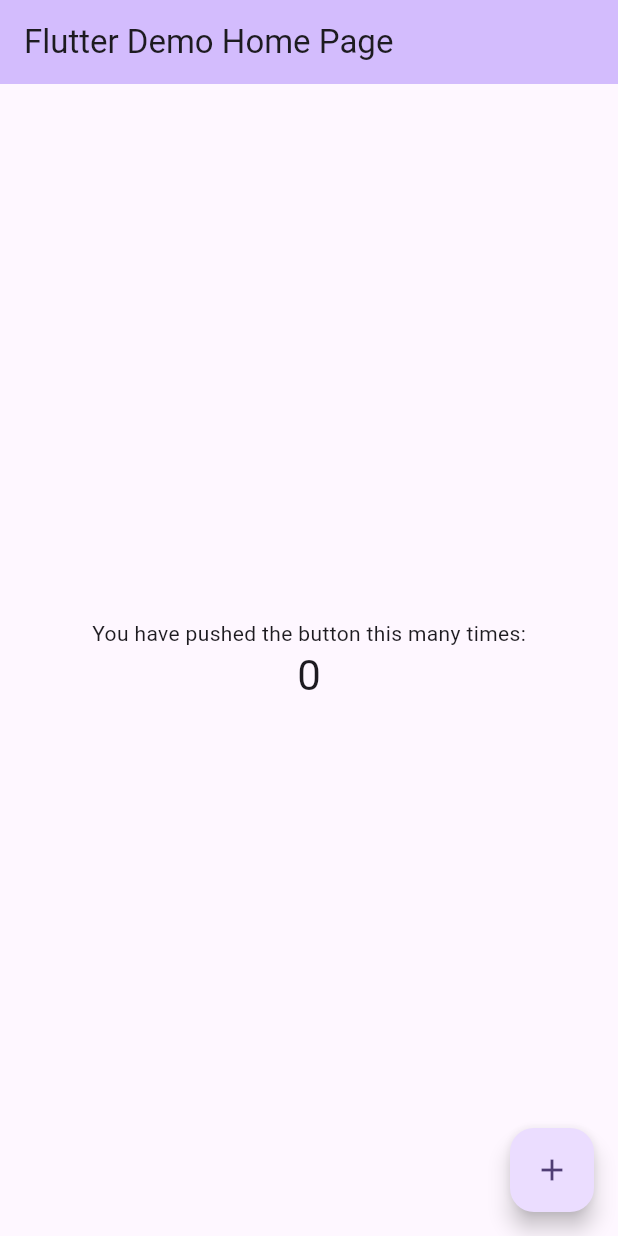
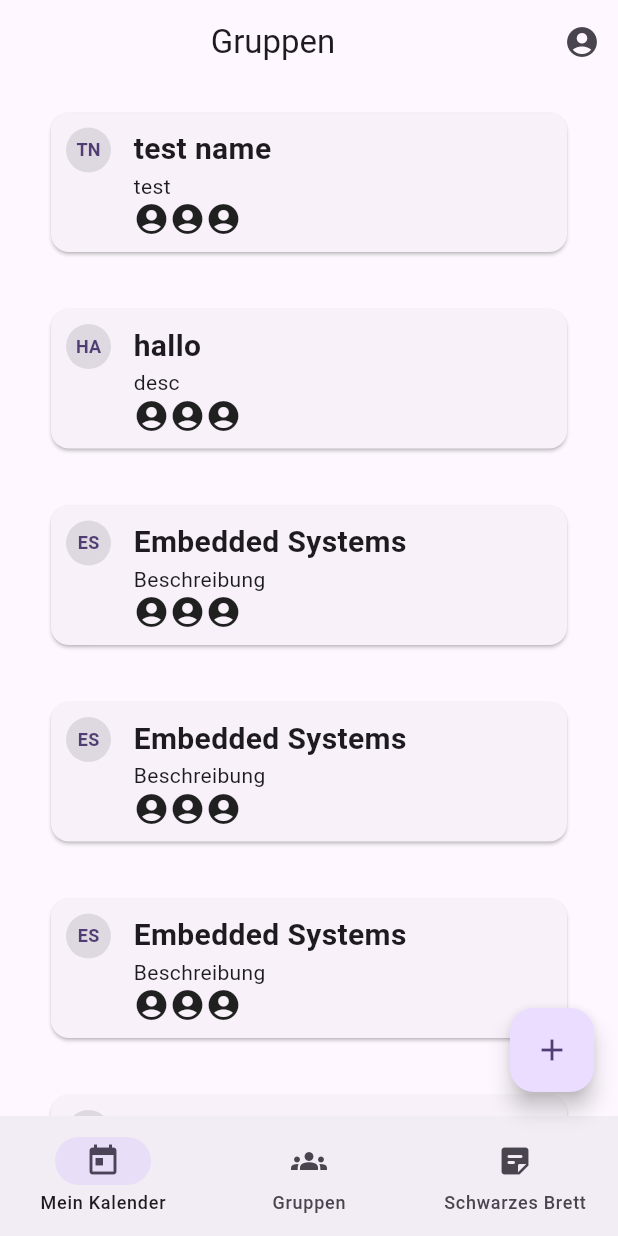
Before and after one commit to bafto/Konstudy, a Flutter app: the screen it shows after launch, on a phone screen of 412 x 824 dp. Run offline on Flutter 3.47's test engine with Material 3 defaults, Android fonts, the phone set to English and light mode, and no system bars.

Commit message:
First draft of group view

```diff
--- a/lib/main.dart
+++ b/lib/main.dart
@@ -1,4 +1,5 @@
 import 'package:flutter/material.dart';
+import 'package:konstudy/pages/GroupOverview.dart';
 
 void main() {
   runApp(const Konstudy());
@@ -30,93 +31,7 @@
         // tested with just a hot reload.
         colorScheme: ColorScheme.fromSeed(seedColor: Colors.deepPurple),
       ),
-      home: const MyHomePage(title: 'Flutter Demo Home Page'),
+      home: const GroupOverview(),
     );
   }
 }
-
-class MyHomePage extends StatefulWidget {
-  const MyHomePage({super.key, required this.title});
-
-  // This widget is the home page of your application. It is stateful, meaning
-  // that it has a State object (defined below) that contains fields that affect
-  // how it looks.
-
-  // This class is the configuration for the state. It holds the values (in this
-  // case the title) provided by the parent (in this case the App widget) and
-  // used by the build method of the State. Fields in a Widget subclass are
-  // always marked "final".
-
-  final String title;
-
-  @override
-  State<MyHomePage> createState() => _MyHomePageState();
-}
-
-class _MyHomePageState extends State<MyHomePage> {
-  int _counter = 0;
-
-  void _incrementCounter() {
-    setState(() {
-      // This call to setState tells the Flutter framework that something has
-      // changed in this State, which causes it to rerun the build method below
-      // so that the display can reflect the updated values. If we changed
-      // _counter without calling setState(), then the build method would not be
-      // called again, and so nothing would appear to happen.
-      _counter++;
-    });
-  }
-
-  @override
-  Widget build(BuildContext context) {
-    // This method is rerun every time setState is called, for instance as done
-    // by the _incrementCounter method above.
-    //
-    // The Flutter framework has been optimized to make rerunning build methods
-    // fast, so that you can just rebuild anything that needs updating rather
-    // than having to individually change instances of widgets.
-    return Scaffold(
-      appBar: AppBar(
-        // TRY THIS: Try changing the color here to a specific color (to
-        // Colors.amber, perhaps?) and trigger a hot reload to see the AppBar
-        // change color while the other colors stay the same.
-        backgroundColor: Theme.of(context).colorScheme.inversePrimary,
-        // Here we take the value from the MyHomePage object that was created by
-        // the App.build method, and use it to set our appbar title.
-        title: Text(widget.title),
-      ),
-      body: Center(
-        // Center is a layout widget. It takes a single child and positions it
-        // in the middle of the parent.
-        child: Column(
-          // Column is also a layout widget. It takes a list of children and
-          // arranges them vertically. By default, it sizes itself to fit its
-          // children horizontally, and tries to be as tall as its parent.
-          //
-          // Column has various properties to control how it sizes itself and
-          // how it positions its children. Here we use mainAxisAlignment to
-          // center the children vertically; the main axis here is the vertical
-          // axis because Columns are vertical (the cross axis would be
-          // horizontal).
-          //
-          // TRY THIS: Invoke "debug painting" (choose the "Toggle Debug Paint"
-          // action in the IDE, or press "p" in the console), to see the
-          // wireframe for each widget.
-          mainAxisAlignment: MainAxisAlignment.center,
-          children: <Widget>[
-            const Text('You have pushed the button this many times:'),
-            Text(
-              '$_counter',
-              style: Theme.of(context).textTheme.headlineMedium,
-            ),
-          ],
-        ),
-      ),
-      floatingActionButton: FloatingActionButton(
-        onPressed: _incrementCounter,
-        tooltip: 'Increment',
-        child: const Icon(Icons.add),
-      ), // This trailing comma makes auto-formatting nicer for build methods.
-    );
-  }
-}
--- /dev/null
+++ b/lib/pages/GroupOverview.dart
@@ -0,0 +1,55 @@
+import 'package:flutter/material.dart';
+import 'package:konstudy/widgets/GroupCard.dart';
+
+class GroupOverview extends StatelessWidget {
+  const GroupOverview({super.key});
+
+  Widget _buildGroupCard(String name, String desc) {
+    return Padding(
+      padding: EdgeInsets.only(left: 30, right: 30, top: 15, bottom: 15),
+      child: GroupCard(name: name, description: desc),
+    );
+  }
+
+  @override
+  Widget build(BuildContext context) {
+    return Scaffold(
+      appBar: AppBar(
+        title: Center(child: const Text("Gruppen")),
+        actions: [
+          IconButton(
+            onPressed: () => debugPrint("here"),
+            icon: Icon(Icons.account_circle),
+          ),
+        ],
+      ),
+      body: ListView(
+        children: [
+          _buildGroupCard("test name", "test"),
+          _buildGroupCard("hallo", "desc"),
+          ...List.generate(
+            10,
+            (_) => _buildGroupCard("Embedded Systems", "Beschreibung"),
+          ),
+        ],
+      ),
+      floatingActionButton: FloatingActionButton(
+        child: Icon(Icons.add),
+        onPressed: () => debugPrint("new group"),
+      ),
+      bottomNavigationBar: NavigationBar(
+        destinations: [
+          NavigationDestination(
+            icon: Icon(Icons.today),
+            label: "Mein Kalender",
+          ),
+          NavigationDestination(icon: Icon(Icons.groups), label: "Gruppen"),
+          NavigationDestination(
+            icon: Icon(Icons.sticky_note_2_rounded),
+            label: "Schwarzes Brett",
+          ),
+        ],
+      ),
+    );
+  }
+}
--- /dev/null
+++ b/lib/widgets/GroupCard.dart
@@ -0,0 +1,65 @@
+import 'package:flutter/material.dart';
+import 'package:konstudy/widgets/InitialsIcon.dart';
+
+class GroupCard extends StatelessWidget {
+  const GroupCard({required this.name, required this.description, super.key});
+
+  final String name;
+  final String description;
+
+  String _getInitials() {
+    const emptyDefault = "GR";
+    if (name.trim().isEmpty) {
+      return emptyDefault;
+    }
+
+    final words = name.trim().split(' ');
+    if (words.length < 2) {
+      return words.firstOrNull ?? emptyDefault;
+    }
+
+    final initials =
+        (words.first.trim().characters.first + words[1].trim().characters.first)
+            .trim();
+    return initials.isNotEmpty ? initials : emptyDefault;
+  }
+
+  @override
+  Widget build(BuildContext context) {
+    return Card(
+      child: IntrinsicHeight(
+        child: Row(
+          children: [
+            Align(
+              alignment: Alignment.topLeft,
+              child: Padding(
+                padding: EdgeInsets.only(left: 10, right: 5, top: 10),
+                child: InitialsIcon(initials: _getInitials()),
+              ),
+            ),
+            Padding(
+              padding: EdgeInsets.all(10),
+              child: Column(
+                crossAxisAlignment: CrossAxisAlignment.start,
+                children: [
+                  Text(
+                    name,
+                    style: TextStyle(fontWeight: FontWeight.bold, fontSize: 20),
+                  ),
+                  Text(description),
+                  Row(
+                    children: [
+                      Icon(Icons.account_circle),
+                      Icon(Icons.account_circle),
+                      Icon(Icons.account_circle),
+                    ],
+                  ),
+                ],
+              ),
+            ),
+          ],
+        ),
+      ),
+    );
+  }
+}
--- /dev/null
+++ b/lib/widgets/InitialsIcon.dart
@@ -0,0 +1,27 @@
+import 'package:flutter/material.dart';
+
+class InitialsIcon extends StatelessWidget {
+  final String initials;
+  final double radius;
+  final Color? backgroundColor;
+
+  const InitialsIcon({
+    required this.initials,
+    this.radius = 15,
+    this.backgroundColor,
+    super.key,
+  });
+
+  @override
+  Widget build(BuildContext context) {
+    return CircleAvatar(
+      radius: radius,
+      backgroundColor:
+          backgroundColor ?? Theme.of(context).colorScheme.surfaceDim,
+      child: Text(
+        initials.padRight(2).substring(0, 2).trimRight().toUpperCase(),
+        style: TextStyle(fontWeight: FontWeight.bold, fontSize: radius * 0.8),
+      ),
+    );
+  }
+}
```
